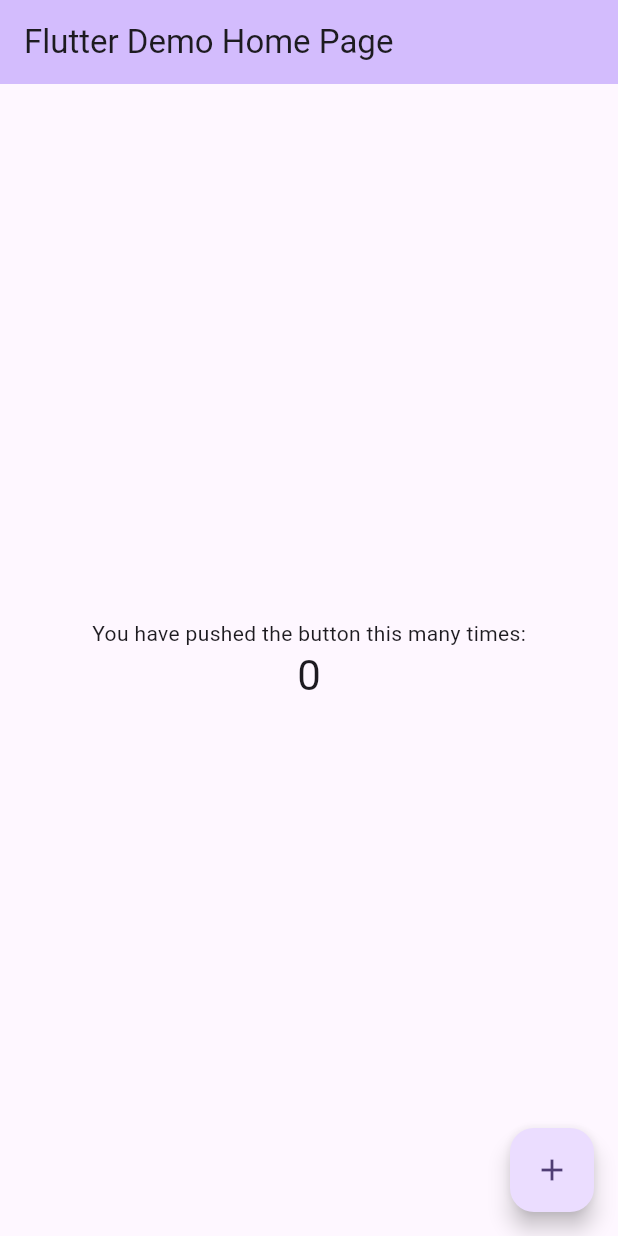
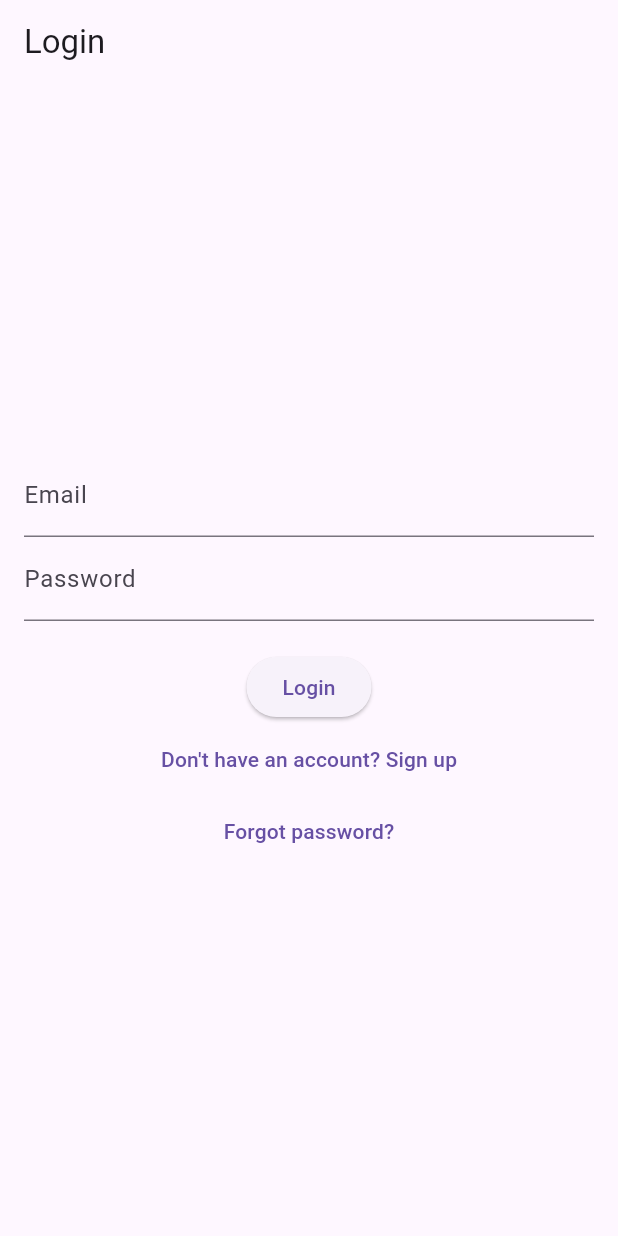
Before and after one commit to KABANOFESTO/Relax-Pay, a Flutter app: the screen it shows after launch, on a phone screen of 412 x 824 dp. Run offline on Flutter 3.47's test engine with Material 3 defaults, Android fonts, the light colour scheme and no system bars; our stand-ins replace fluttertoast, sqflite; accounts and stored records are empty.

Commit message:
ft-user-auth

```diff
--- /dev/null
+++ b/lib/config/db_heleper.dart
@@ -0,0 +1,63 @@
+import 'package:sqflite/sqflite.dart';
+import 'package:path/path.dart';
+
+class DBHelper {
+  static Database? _db;
+
+  Future<Database?> get db async {
+    if (_db != null) {
+      return _db;
+    }
+    _db = await initDB();
+    return _db;
+  }
+
+  initDB() async {
+    var databasePath = await getDatabasesPath();
+    String path = join(databasePath, 'auth_db.db');
+
+    return await openDatabase(path, version: 1, onCreate: (db, version) async {
+      await db.execute('''
+        CREATE TABLE users (
+          id INTEGER PRIMARY KEY AUTOINCREMENT,
+          email TEXT UNIQUE,
+          password TEXT
+        )
+      ''');
+    });
+  }
+
+  Future<int> insertUser(Map<String, dynamic> user) async {
+    var dbClient = await db;
+    return await dbClient!.insert('users', user);
+  }
+
+  Future<Map<String, dynamic>?> getUser(String email, String password) async {
+    var dbClient = await db;
+    var result = await dbClient!.query('users',
+        where: 'email = ? AND password = ?', whereArgs: [email, password]);
+    if (result.isNotEmpty) {
+      return result.first;
+    }
+    return null;
+  }
+
+  Future<Map<String, dynamic>?> findUserByEmail(String email) async {
+    var dbClient = await db;
+    var result = await dbClient!.query('users', where: 'email = ?', whereArgs: [email]);
+    if (result.isNotEmpty) {
+      return result.first;
+    }
+    return null;
+  }
+
+  Future<int> updatePassword(String email, String newPassword) async {
+    var dbClient = await db;
+    return await dbClient!.update(
+      'users',
+      {'password': newPassword},
+      where: 'email = ?',
+      whereArgs: [email],
+    );
+  }
+}
--- a/lib/main.dart
+++ b/lib/main.dart
@@ -1,125 +1,27 @@
 import 'package:flutter/material.dart';
+import 'screens/login_screen.dart';
+import 'screens/signup_screen.dart';
+import 'screens/reset_passord_screen.dart';
 
-void main() {
-  runApp(const MyApp());
-}
+void main() => runApp(MyApp());
 
 class MyApp extends StatelessWidget {
-  const MyApp({super.key});
-
-  // This widget is the root of your application.
   @override
   Widget build(BuildContext context) {
     return MaterialApp(
-      title: 'Flutter Demo',
+      title: 'SQLite Auth App',
+      initialRoute: '/login',
+      routes: {
+        '/login': (context) => LoginScreen(),
+        '/signup': (context) => SignupScreen(),
+        '/reset_password': (context) => ResetPasswordScreen(),
+        //
+        // You can add other routes like HomeScreen after successful login
+      },
       theme: ThemeData(
-        // This is the theme of your application.
-        //
-        // TRY THIS: Try running your application with "flutter run". You'll see
-        // the application has a purple toolbar. Then, without quitting the app,
-        // try changing the seedColor in the colorScheme below to Colors.green
-        // and then invoke "hot reload" (save your changes or press the "hot
-        // reload" button in a Flutter-supported IDE, or press "r" if you used
-        // the command line to start the app).
-        //
-        // Notice that the counter didn't reset back to zero; the application
-        // state is not lost during the reload. To reset the state, use hot
-        // restart instead.
-        //
-        // This works for code too, not just values: Most code changes can be
-        // tested with just a hot reload.
-        colorScheme: ColorScheme.fromSeed(seedColor: Colors.deepPurple),
-        useMaterial3: true,
+        primarySwatch: Colors.blue,
+        visualDensity: VisualDensity.adaptivePlatformDensity,
       ),
-      home: const MyHomePage(title: 'Flutter Demo Home Page'),
     );
   }
 }
-
-class MyHomePage extends StatefulWidget {
-  const MyHomePage({super.key, required this.title});
-
-  // This widget is the home page of your application. It is stateful, meaning
-  // that it has a State object (defined below) that contains fields that affect
-  // how it looks.
-
-  // This class is the configuration for the state. It holds the values (in this
-  // case the title) provided by the parent (in this case the App widget) and
-  // used by the build method of the State. Fields in a Widget subclass are
-  // always marked "final".
-
-  final String title;
-
-  @override
-  State<MyHomePage> createState() => _MyHomePageState();
-}
-
-class _MyHomePageState extends State<MyHomePage> {
-  int _counter = 0;
-
-  void _incrementCounter() {
-    setState(() {
-      // This call to setState tells the Flutter framework that something has
-      // changed in this State, which causes it to rerun the build method below
-      // so that the display can reflect the updated values. If we changed
-      // _counter without calling setState(), then the build method would not be
-      // called again, and so nothing would appear to happen.
-      _counter++;
-    });
-  }
-
-  @override
-  Widget build(BuildContext context) {
-    // This method is rerun every time setState is called, for instance as done
-    // by the _incrementCounter method above.
-    //
-    // The Flutter framework has been optimized to make rerunning build methods
-    // fast, so that you can just rebuild anything that needs updating rather
-    // than having to individually change instances of widgets.
-    return Scaffold(
-      appBar: AppBar(
-        // TRY THIS: Try changing the color here to a specific color (to
-        // Colors.amber, perhaps?) and trigger a hot reload to see the AppBar
-        // change color while the other colors stay the same.
-        backgroundColor: Theme.of(context).colorScheme.inversePrimary,
-        // Here we take the value from the MyHomePage object that was created by
-        // the App.build method, and use it to set our appbar title.
-        title: Text(widget.title),
-      ),
-      body: Center(
-        // Center is a layout widget. It takes a single child and positions it
-        // in the middle of the parent.
-        child: Column(
-          // Column is also a layout widget. It takes a list of children and
-          // arranges them vertically. By default, it sizes itself to fit its
-          // children horizontally, and tries to be as tall as its parent.
-          //
-          // Column has various properties to control how it sizes itself and
-          // how it positions its children. Here we use mainAxisAlignment to
-          // center the children vertically; the main axis here is the vertical
-          // axis because Columns are vertical (the cross axis would be
-          // horizontal).
-          //
-          // TRY THIS: Invoke "debug painting" (choose the "Toggle Debug Paint"
-          // action in the IDE, or press "p" in the console), to see the
-          // wireframe for each widget.
-          mainAxisAlignment: MainAxisAlignment.center,
-          children: <Widget>[
-            const Text(
-              'You have pushed the button this many times:',
-            ),
-            Text(
-              '$_counter',
-              style: Theme.of(context).textTheme.headlineMedium,
-            ),
-          ],
-        ),
-      ),
-      floatingActionButton: FloatingActionButton(
-        onPressed: _incrementCounter,
-        tooltip: 'Increment',
-        child: const Icon(Icons.add),
-      ), // This trailing comma makes auto-formatting nicer for build methods.
-    );
-  }
-}
--- /dev/null
+++ b/lib/screens/login_screen.dart
@@ -0,0 +1,66 @@
+import 'package:flutter/material.dart';
+import 'package:fluttertoast/fluttertoast.dart';
+import '../config/db_heleper.dart';
+
+class LoginScreen extends StatefulWidget {
+  @override
+  _LoginScreenState createState() => _LoginScreenState();
+}
+
+class _LoginScreenState extends State<LoginScreen> {
+  final _emailController = TextEditingController();
+  final _passwordController = TextEditingController();
+  final DBHelper _dbHelper = DBHelper();
+
+  Future<void> _login() async {
+    String email = _emailController.text;
+    String password = _passwordController.text;
+
+    var user = await _dbHelper.getUser(email, password);
+
+    if (user != null) {
+      Fluttertoast.showToast(msg: "Login successful");
+      // Navigate to the home screen or another page
+    } else {
+      Fluttertoast.showToast(msg: "Invalid email or password");
+    }
+  }
+
+  @override
+  Widget build(BuildContext context) {
+    return Scaffold(
+      appBar: AppBar(title: Text('Login')),
+      body: Padding(
+        padding: const EdgeInsets.all(16.0),
+        child: Column(
+          mainAxisAlignment: MainAxisAlignment.center,
+          children: [
+            TextField(
+              controller: _emailController,
+              decoration: InputDecoration(labelText: 'Email'),
+              keyboardType: TextInputType.emailAddress,
+            ),
+            TextField(
+              controller: _passwordController,
+              decoration: InputDecoration(labelText: 'Password'),
+              obscureText: true,
+            ),
+            SizedBox(height: 20),
+            ElevatedButton(
+              onPressed: _login,
+              child: Text('Login'),
+            ),
+            TextButton(
+              onPressed: () => Navigator.pushNamed(context, '/signup'),
+              child: Text("Don't have an account? Sign up"),
+            ),
+            TextButton(
+              onPressed: () => Navigator.pushNamed(context, '/reset_password'),
+              child: Text('Forgot password?'),
+            ),
+          ],
+        ),
+      ),
+    );
+  }
+}
--- a/pubspec.yaml
+++ b/pubspec.yaml
@@ -11,12 +11,16 @@ environment:
 dependencies:
   flutter:
     sdk: flutter
-  http: ^0.14.0  # For API calls
+  http: 1.2.2  # For API calls
   provider: ^6.0.0  # For state management
   shared_preferences: ^2.0.7  # For storing user sessions
   flutter_secure_storage: ^5.0.2  # Secure local storage
   cupertino_icons: ^1.0.8
   flutter_lints: ^4.0.0
+  sqflite: ^2.2.5  # SQLite plugin for Flutter
+  path_provider: ^2.0.12  # Provides paths for storing databases
+  email_validator: ^2.0.1  # For email validation
+  fluttertoast: ^8.2.8  # For showing toast messages
 
 flutter:
   uses-material-design: true
```
Also changed, not shown: lib/screens/reset_passord_screen.dart (added, +59 -0 lines), lib/screens/signup_screen.dart (added, +59 -0 lines), pubspec.lock, 6 other files.
